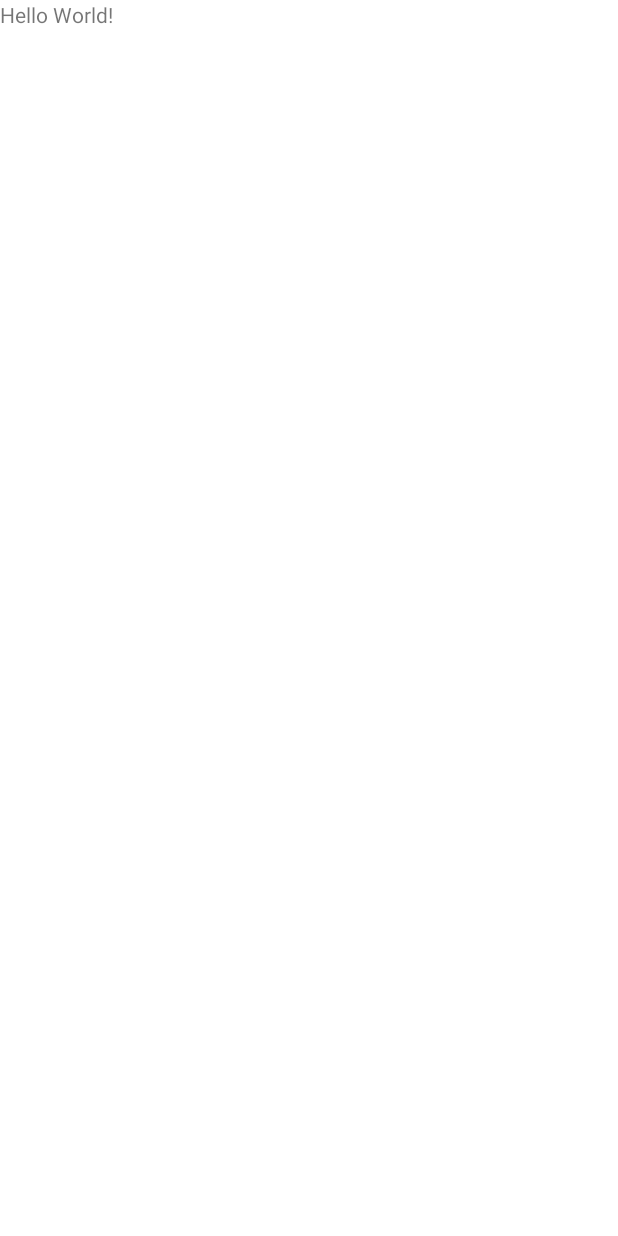
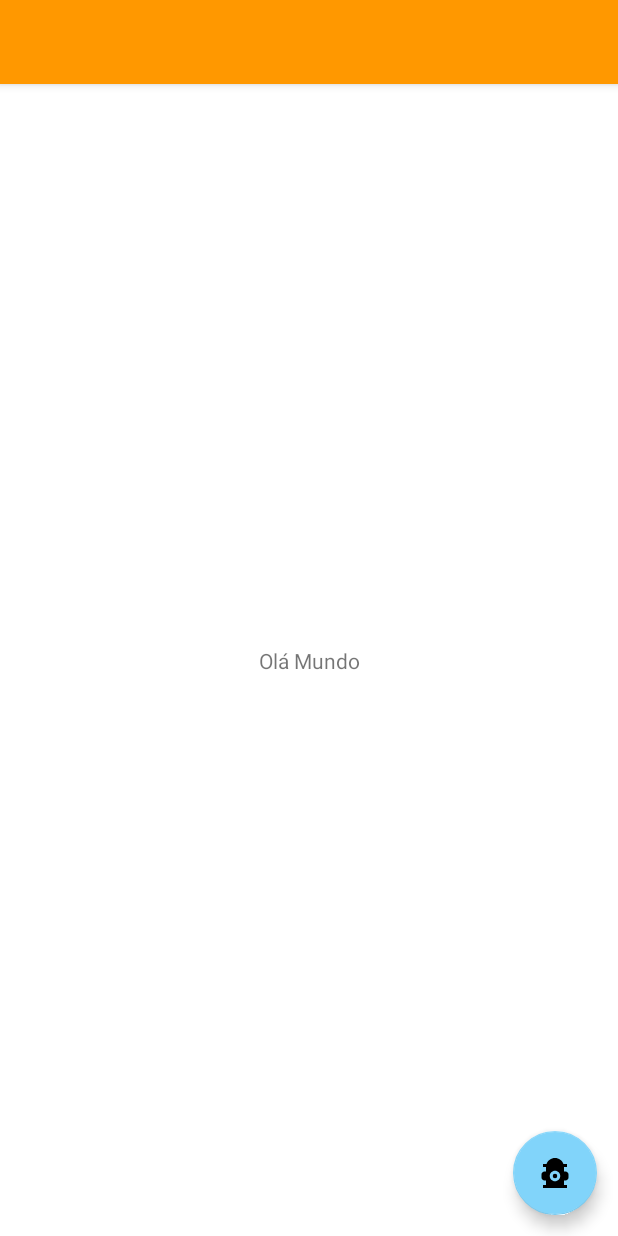
Before and after one commit to AlexSF11/joker, an Android app: the screen it shows after launch (MainActivity), on a phone screen of 412 x 824 dp. Before the commit the screen is almost empty. Run offline under Robolectric (Android 15) with nearby library versions, the phone set to English and light mode, and no system bars.

Commit message:
Navegação Moderna Com Jetpack e Host

```diff
--- a/app/build.gradle
+++ b/app/build.gradle
@@ -39,6 +39,10 @@ dependencies {
     implementation 'androidx.appcompat:appcompat:1.3.1'
     implementation 'com.google.android.material:material:1.4.0'
     implementation 'androidx.constraintlayout:constraintlayout:2.1.1'
+
+    implementation 'androidx.navigation:navigation-fragment-ktx:2.3.5'
+    implementation 'androidx.navigation:navigation-ui-ktx:2.3.5'
+
     testImplementation 'junit:junit:4.+'
     androidTestImplementation 'androidx.test.ext:junit:1.1.3'
     androidTestImplementation 'androidx.test.espresso:espresso-core:3.4.0'
--- /dev/null
+++ b/app/src/main/java/co/tiagoaguiar/tutorial/jokerappdev/AboutFragment.kt
@@ -0,0 +1,14 @@
+package co.tiagoaguiar.tutorial.jokerappdev
+
+import android.os.Bundle
+import android.view.LayoutInflater
+import android.view.View
+import android.view.ViewGroup
+import androidx.fragment.app.Fragment
+
+class AboutFragment : Fragment() {
+
+    override fun onCreateView(inflater: LayoutInflater, container: ViewGroup?, savedInstanceState: Bundle?): View? {
+        return inflater.inflate(R.layout.fragment_about, container, false)
+    }
+}
--- /dev/null
+++ b/app/src/main/java/co/tiagoaguiar/tutorial/jokerappdev/HomeFragment.kt
@@ -0,0 +1,14 @@
+package co.tiagoaguiar.tutorial.jokerappdev
+
+import android.os.Bundle
+import android.view.LayoutInflater
+import android.view.View
+import android.view.ViewGroup
+import androidx.fragment.app.Fragment
+
+class HomeFragment : Fragment() {
+
+    override fun onCreateView(inflater: LayoutInflater, container: ViewGroup?, savedInstanceState: Bundle?): View? {
+        return inflater.inflate(R.layout.fragment_home, container, false)
+    }
+}
--- /dev/null
+++ b/app/src/main/java/co/tiagoaguiar/tutorial/jokerappdev/JokeDayFragment.kt
@@ -0,0 +1,14 @@
+package co.tiagoaguiar.tutorial.jokerappdev
+
+import android.os.Bundle
+import android.view.LayoutInflater
+import android.view.View
+import android.view.ViewGroup
+import androidx.fragment.app.Fragment
+
+class JokeDayFragment : Fragment() {
+
+    override fun onCreateView(inflater: LayoutInflater, container: ViewGroup?, savedInstanceState: Bundle?): View? {
+        return inflater.inflate(R.layout.fragment_joke_day, container, false)
+    }
+}
--- /dev/null
+++ b/app/src/main/res/drawable/provisorio.xml
@@ -0,0 +1,7 @@
+<vector xmlns:android="http://schemas.android.com/apk/res/android" android:height="24dp" android:tint="#000000" android:viewportHeight="24" android:viewportWidth="24" android:width="24dp">
+
+    <path android:fillColor="@android:color/white" android:pathData="M19,11h-1V8h2V6h-2.35C16.83,3.67 14.61,2 12,2S7.17,3.67 6.35,6H4v2h2v3H5c-1.1,0 -2,0.9 -2,2v2c0,1.1 0.9,2 2,2h1v3H4v2h16v-2h-2v-3h1c1.1,0 2,-0.9 2,-2v-2C21,11.9 20.1,11 19,11zM12,17.5c-1.93,0 -3.5,-1.57 -3.5,-3.5s1.57,-3.5 3.5,-3.5s3.5,1.57 3.5,3.5S13.93,17.5 12,17.5z"/>
+
+    <path android:fillColor="@android:color/white" android:pathData="M12,14m-1.5,0a1.5,1.5 0,1 1,3 0a1.5,1.5 0,1 1,-3 0"/>
+
+</vector>
--- a/app/src/main/res/layout/activity_main.xml
+++ b/app/src/main/res/layout/activity_main.xml
@@ -4,24 +4,21 @@
     xmlns:tools="http://schemas.android.com/tools"
     android:layout_width="match_parent"
     android:layout_height="match_parent"
-    tools:openDrawer="start"
-    tools:context=".MainActivity">
+    tools:context=".MainActivity"
+    tools:openDrawer="start">
 
-    <TextView
-        android:layout_width="wrap_content"
-        android:layout_height="wrap_content"
-        android:text="Hello World!"
-        app:layout_constraintBottom_toBottomOf="parent"
-        app:layout_constraintLeft_toLeftOf="parent"
-        app:layout_constraintRight_toRightOf="parent"
-        app:layout_constraintTop_toTopOf="parent" />
+    <include
+        android:id="@+id/app_bar_main"
+        layout="@layout/app_bar_main"
+        android:layout_width="match_parent"
+        android:layout_height="match_parent" />
 
     <com.google.android.material.navigation.NavigationView
         android:id="@+id/nav_view"
-        app:menu="@menu/activity_main_drawer"
+        android:layout_width="wrap_content"
+        android:layout_height="match_parent"
         android:layout_gravity="start"
         app:headerLayout="@layout/nav_header_main"
-        android:layout_width="wrap_content"
-        android:layout_height="match_parent" />
+        app:menu="@menu/activity_main_drawer" />
 
 </androidx.drawerlayout.widget.DrawerLayout>
--- /dev/null
+++ b/app/src/main/res/layout/app_bar_main.xml
@@ -0,0 +1,31 @@
+<?xml version="1.0" encoding="utf-8"?>
+<androidx.coordinatorlayout.widget.CoordinatorLayout xmlns:android="http://schemas.android.com/apk/res/android"
+    android:layout_width="match_parent"
+    android:layout_height="match_parent"
+    xmlns:app="http://schemas.android.com/apk/res-auto">
+
+    <com.google.android.material.appbar.AppBarLayout
+        android:theme="@style/Theme.JokerAppDev.AppbarOverlay"
+        android:layout_width="match_parent"
+        android:layout_height="wrap_content">
+
+        <androidx.appcompat.widget.Toolbar
+            android:id="@+id/toolbar"
+            android:layout_width="match_parent"
+            android:background="?attr/colorPrimary"
+            app:popupTheme="@style/Theme.JokerAppDev.PopupOverlay"
+            android:layout_height="?attr/actionBarSize" />
+
+    </com.google.android.material.appbar.AppBarLayout>
+
+    <include layout="@layout/content_main" />
+
+    <com.google.android.material.floatingactionbutton.FloatingActionButton
+        android:id="@+id/fab"
+        android:layout_gravity="bottom|end"
+        android:layout_margin="@dimen/fab_margin"
+        android:src="@drawable/provisorio"
+        android:contentDescription="@null"
+        android:layout_width="wrap_content"
+        android:layout_height="wrap_content" />
+</androidx.coordinatorlayout.widget.CoordinatorLayout>
--- /dev/null
+++ b/app/src/main/res/layout/content_main.xml
@@ -0,0 +1,19 @@
+<?xml version="1.0" encoding="utf-8"?>
+<androidx.constraintlayout.widget.ConstraintLayout xmlns:android="http://schemas.android.com/apk/res/android"
+    android:layout_width="match_parent"
+    android:layout_height="match_parent"
+    app:layout_behavior="com.google.android.material.appbar.AppBarLayout$ScrollingViewBehavior"
+    xmlns:app="http://schemas.android.com/apk/res-auto">
+
+    <fragment
+        android:id="@+id/nav_host_fragment_content_main"
+        android:name="androidx.navigation.fragment.NavHostFragment"
+        app:defaultNavHost="true"
+        android:layout_width="match_parent"
+        android:layout_height="match_parent"
+        app:navGraph="@navigation/mobile_navigation"
+        app:layout_constraintLeft_toLeftOf="parent"
+        app:layout_constraintRight_toRightOf="parent"
+        app:layout_constraintTop_toTopOf="parent" />
+
+</androidx.constraintlayout.widget.ConstraintLayout>
--- /dev/null
+++ b/app/src/main/res/layout/fragment_about.xml
@@ -0,0 +1,7 @@
+<?xml version="1.0" encoding="utf-8"?>
+<androidx.constraintlayout.widget.ConstraintLayout xmlns:android="http://schemas.android.com/apk/res/android"
+    android:background="#0F0"
+    android:layout_width="match_parent"
+    android:layout_height="match_parent">
+
+</androidx.constraintlayout.widget.ConstraintLayout>
--- /dev/null
+++ b/app/src/main/res/layout/fragment_home.xml
@@ -0,0 +1,16 @@
+<?xml version="1.0" encoding="utf-8"?>
+<androidx.constraintlayout.widget.ConstraintLayout xmlns:android="http://schemas.android.com/apk/res/android"
+    android:layout_width="match_parent"
+    android:layout_height="match_parent"
+    xmlns:app="http://schemas.android.com/apk/res-auto">
+
+    <TextView
+        app:layout_constraintStart_toStartOf="parent"
+        app:layout_constraintEnd_toEndOf="parent"
+        app:layout_constraintTop_toTopOf="parent"
+        app:layout_constraintBottom_toBottomOf="parent"
+        android:text="Olá Mundo"
+        android:layout_width="wrap_content"
+        android:layout_height="wrap_content" />
+
+</androidx.constraintlayout.widget.ConstraintLayout>
--- /dev/null
+++ b/app/src/main/res/layout/fragment_joke_day.xml
@@ -0,0 +1,7 @@
+<?xml version="1.0" encoding="utf-8"?>
+<androidx.constraintlayout.widget.ConstraintLayout xmlns:android="http://schemas.android.com/apk/res/android"
+    android:background="#FF00"
+    android:layout_width="match_parent"
+    android:layout_height="match_parent">
+
+</androidx.constraintlayout.widget.ConstraintLayout>
--- /dev/null
+++ b/app/src/main/res/navigation/mobile_navigation.xml
@@ -0,0 +1,25 @@
+<?xml version="1.0" encoding="utf-8"?>
+<navigation xmlns:android="http://schemas.android.com/apk/res/android"
+    xmlns:app="http://schemas.android.com/apk/res-auto"
+    xmlns:tools="http://schemas.android.com/tools"
+    app:startDestination="@id/nav_home"
+    android:id="@+id/mobile_navigation">
+
+    <fragment
+        android:id="@+id/nav_home"
+        android:name="co.tiagoaguiar.tutorial.jokerappdev.HomeFragment"
+        android:label="@string/menu_home"
+        tools:layout="@layout/fragment_home" />
+
+    <fragment
+        android:id="@+id/nav_joke_day"
+        android:name="co.tiagoaguiar.tutorial.jokerappdev.JokeDayFragment"
+        android:label="@string/menu_joke_day"
+        tools:layout="@layout/fragment_joke_day" />
+
+    <fragment
+        android:id="@+id/nav_about"
+        android:name="co.tiagoaguiar.tutorial.jokerappdev.AboutFragment"
+        android:label="@string/menu_about"
+        tools:layout="@layout/fragment_about" />
+</navigation>
--- a/app/src/main/res/values/dimens.xml
+++ b/app/src/main/res/values/dimens.xml
@@ -5,5 +5,5 @@
     <dimen name="activity_vertical_margin">16dp</dimen>
     <dimen name="nav_header_height">176dp</dimen>
     <dimen name="nav_header_vertical_spacing">8dp</dimen>
-
+    <dimen name="fab_margin">14dp</dimen>
 </resources>
--- a/app/src/main/res/values/themes.xml
+++ b/app/src/main/res/values/themes.xml
@@ -13,4 +13,8 @@
         <item name="android:statusBarColor" tools:targetApi="l">?attr/colorPrimaryVariant</item>
         <!-- Customize your theme here. -->
     </style>
+
+    <style name="Theme.JokerAppDev.AppbarOverlay" parent="ThemeOverlay.AppCompat.Dark.ActionBar" />
+
+    <style name="Theme.JokerAppDev.PopupOverlay" parent="ThemeOverlay.AppCompat.Light" />
 </resources>
```
